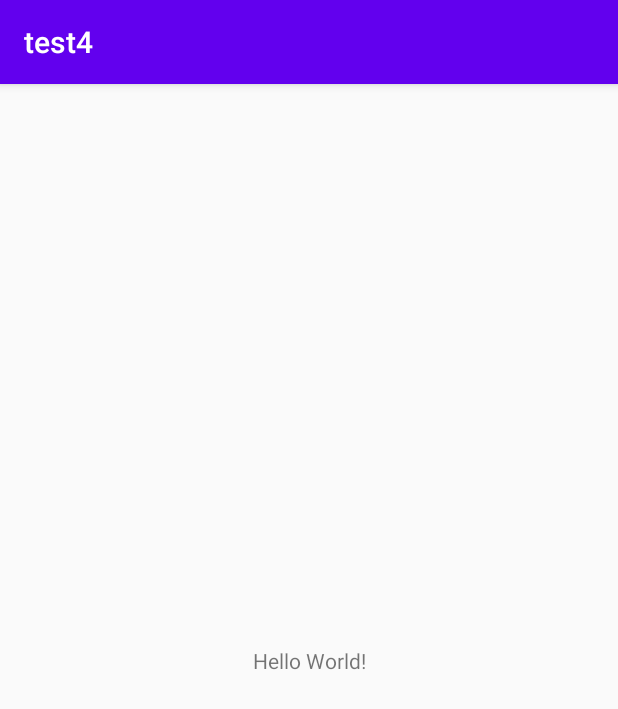
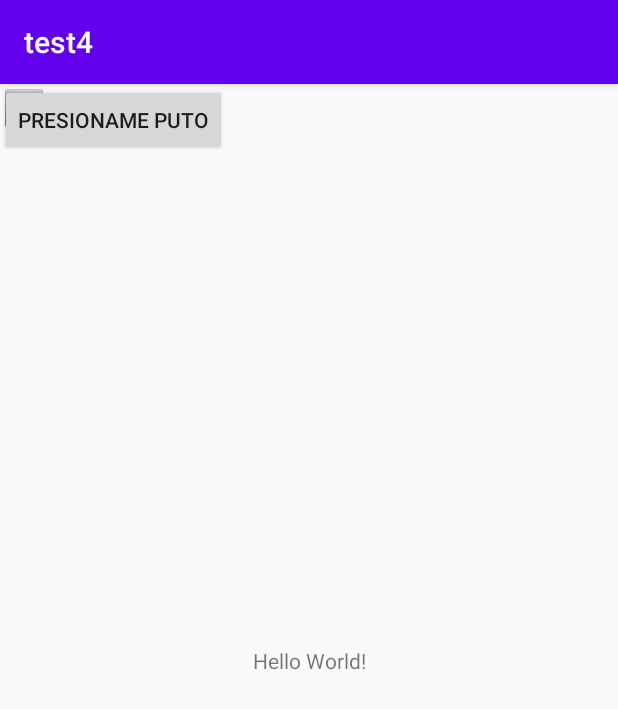
Before and after one commit to GRX-R/test4, an Android app: the screen it shows after launch (MainActivity), on a phone screen of 412 x 824 dp. Shown: the top 709 px of the screen. Run offline under Robolectric (Android 15) with nearby library versions, the phone set to English and light mode, and no system bars.

Commit message:
Cambio de gei

```diff
--- a/app/src/main/res/layout/activity_main.xml
+++ b/app/src/main/res/layout/activity_main.xml
@@ -15,4 +15,20 @@
         app:layout_constraintRight_toRightOf="parent"
         app:layout_constraintTop_toTopOf="parent" />
 
+    <ImageView
+        android:id="@+id/imageView2"
+        android:layout_width="wrap_content"
+        android:layout_height="wrap_content"
+        app:srcCompat="@android:drawable/btn_dialog"
+        tools:layout_editor_absoluteX="189dp"
+        tools:layout_editor_absoluteY="316dp" />
+
+    <Button
+        android:id="@+id/button"
+        android:layout_width="wrap_content"
+        android:layout_height="wrap_content"
+        android:text="Presioname puto"
+        tools:layout_editor_absoluteX="130dp"
+        tools:layout_editor_absoluteY="392dp" />
+
 </androidx.constraintlayout.widget.ConstraintLayout>
```
